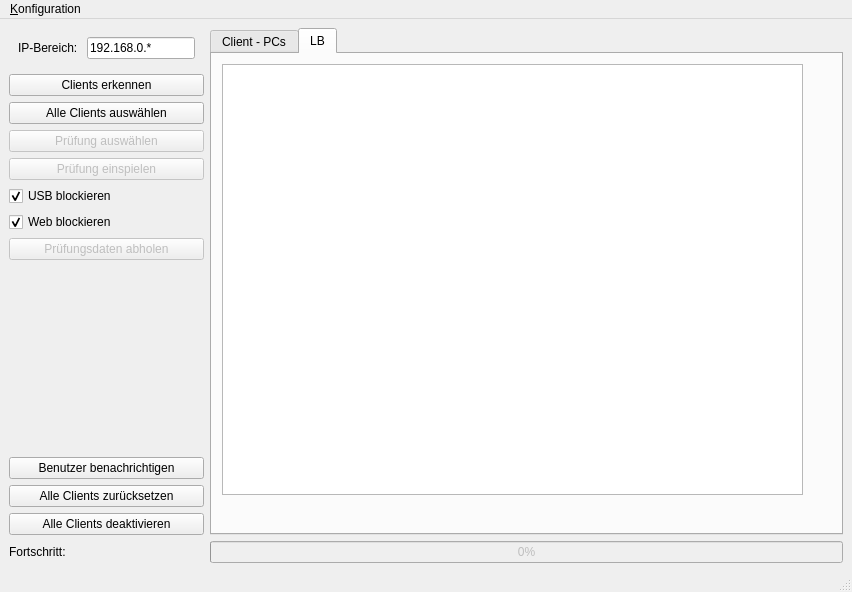
This is ui/Ui_MainWindow.ui in greenorca/ECMan as Qt 5 draws it before an edit. The edited form follows.
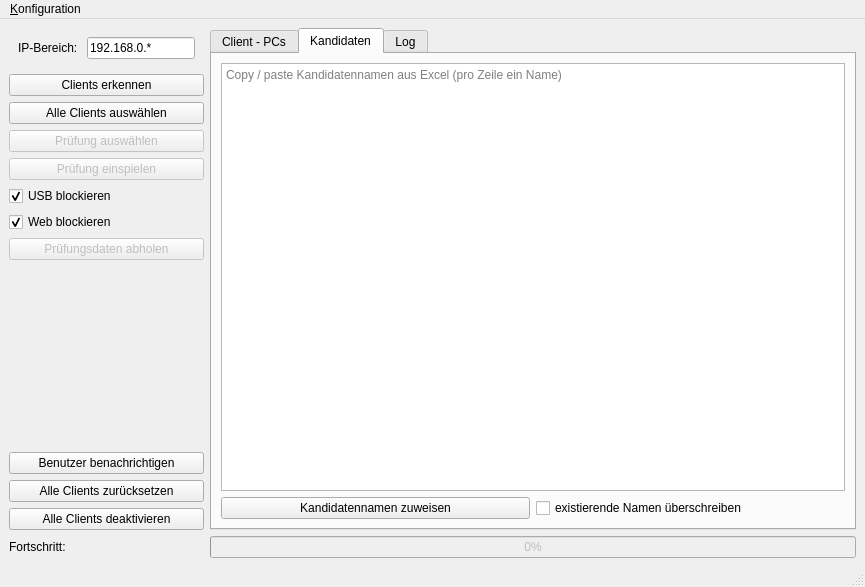
This is the edited form. The open tabs and pages were chosen to show the change. Icons and pictures are not drawn.

Commit message: added bulk candidate name feature (using a new UI tab); discovered a flaw in the bulk reset (still unsolved)

```diff
--- a/ui/Ui_MainWindow.ui
+++ b/ui/Ui_MainWindow.ui
@@ -6,8 +6,8 @@
    <rect>
     <x>0</x>
     <y>0</y>
-    <width>852</width>
-    <height>592</height>
+    <width>865</width>
+    <height>587</height>
    </rect>
   </property>
   <property name="windowTitle">
@@ -245,18 +245,44 @@
       </widget>
       <widget class="QWidget" name="tab_lb">
        <attribute name="title">
-        <string>LB</string>
+        <string>Kandidaten</string>
        </attribute>
-       <widget class="QTextEdit" name="textEdit">
-        <property name="geometry">
-         <rect>
-          <x>10</x>
-          <y>10</y>
-          <width>581</width>
-          <height>431</height>
-         </rect>
-        </property>
-       </widget>
+       <layout class="QGridLayout" name="gridLayout">
+        <item row="1" column="0">
+         <widget class="QPushButton" name="btnApplyCandidateNames">
+          <property name="text">
+           <string>Kandidatennamen zuweisen</string>
+          </property>
+         </widget>
+        </item>
+        <item row="1" column="1">
+         <widget class="QCheckBox" name="checkBox_OverwriteExisitingNames">
+          <property name="text">
+           <string>existierende Namen überschreiben</string>
+          </property>
+         </widget>
+        </item>
+        <item row="0" column="0" colspan="2">
+         <widget class="QTextEdit" name="textEditCandidates">
+          <property name="acceptRichText">
+           <bool>false</bool>
+          </property>
+          <property name="placeholderText">
+           <string>Copy / paste Kandidatennamen aus Excel (pro Zeile ein Name)</string>
+          </property>
+         </widget>
+        </item>
+       </layout>
+      </widget>
+      <widget class="QWidget" name="tab_log">
+       <attribute name="title">
+        <string>Log</string>
+       </attribute>
+       <layout class="QGridLayout" name="gridLayout_3">
+        <item row="0" column="0">
+         <widget class="QTextEdit" name="textEditLog"/>
+        </item>
+       </layout>
       </widget>
      </widget>
     </item>
@@ -284,7 +310,7 @@
     <rect>
      <x>0</x>
      <y>0</y>
-     <width>852</width>
+     <width>865</width>
      <height>23</height>
     </rect>
    </property>
```
Left out of the diff: 4 changed lines with no effect on the pictures. The commit also changes 6 other files.
